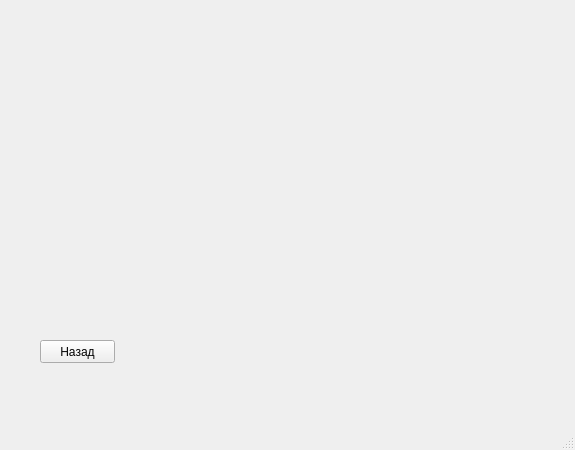
Before: the Qt Designer form data/AmazingQuestSettings.ui in hecker0makhambet/PyQt_Project, drawn with Qt 5.
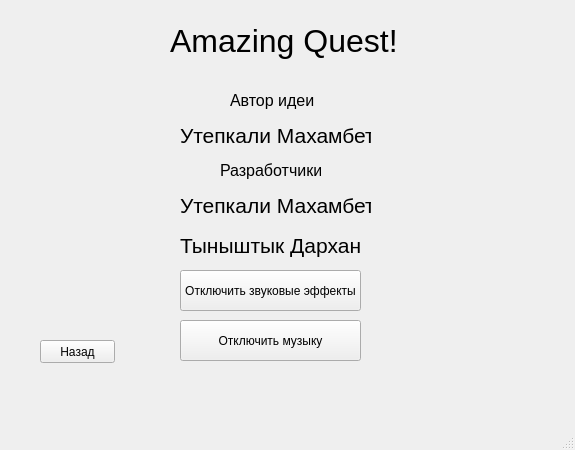
After: the same form once the commit is applied.

Commit message: Почти закончил квест Добавил некоторые звуковые эффекты Нужно добавить задний фон Нужно добавить саундтрек Нужно написать комментарий Нужно добавить оставшиеся звуковые эффекты: Первая игра(звук поимки НЛО) Вторая игра(звук столкновения змейки, звук поедания еды)

The edit to the form file:
```diff
--- a/data/AmazingQuestSettings.ui
+++ b/data/AmazingQuestSettings.ui
@@ -27,6 +27,158 @@
      <string>Назад</string>
     </property>
    </widget>
+   <widget class="QLabel" name="label">
+    <property name="geometry">
+     <rect>
+      <x>170</x>
+      <y>10</y>
+      <width>231</width>
+      <height>61</height>
+     </rect>
+    </property>
+    <property name="font">
+     <font>
+      <pointsize>24</pointsize>
+     </font>
+    </property>
+    <property name="toolTip">
+     <string>&lt;html&gt;&lt;head/&gt;&lt;body&gt;&lt;p align=&quot;center&quot;&gt;&lt;br/&gt;&lt;/p&gt;&lt;/body&gt;&lt;/html&gt;</string>
+    </property>
+    <property name="text">
+     <string>Amazing Quest!</string>
+    </property>
+   </widget>
+   <widget class="QPushButton" name="btn_sounds">
+    <property name="geometry">
+     <rect>
+      <x>180</x>
+      <y>270</y>
+      <width>181</width>
+      <height>41</height>
+     </rect>
+    </property>
+    <property name="text">
+     <string>Отключить звуковые эффекты</string>
+    </property>
+   </widget>
+   <widget class="QPushButton" name="btn_soundtrack">
+    <property name="geometry">
+     <rect>
+      <x>180</x>
+      <y>320</y>
+      <width>181</width>
+      <height>41</height>
+     </rect>
+    </property>
+    <property name="text">
+     <string>Отключить музыку</string>
+    </property>
+   </widget>
+   <widget class="QLabel" name="label_2">
+    <property name="geometry">
+     <rect>
+      <x>230</x>
+      <y>90</y>
+      <width>91</width>
+      <height>21</height>
+     </rect>
+    </property>
+    <property name="font">
+     <font>
+      <pointsize>12</pointsize>
+     </font>
+    </property>
+    <property name="toolTip">
+     <string>&lt;html&gt;&lt;head/&gt;&lt;body&gt;&lt;p align=&quot;center&quot;&gt;&lt;br/&gt;&lt;/p&gt;&lt;/body&gt;&lt;/html&gt;</string>
+    </property>
+    <property name="text">
+     <string>Автор идеи</string>
+    </property>
+   </widget>
+   <widget class="QLabel" name="label_3">
+    <property name="geometry">
+     <rect>
+      <x>180</x>
+      <y>120</y>
+      <width>191</width>
+      <height>31</height>
+     </rect>
+    </property>
+    <property name="font">
+     <font>
+      <pointsize>16</pointsize>
+     </font>
+    </property>
+    <property name="toolTip">
+     <string>&lt;html&gt;&lt;head/&gt;&lt;body&gt;&lt;p align=&quot;center&quot;&gt;&lt;br/&gt;&lt;/p&gt;&lt;/body&gt;&lt;/html&gt;</string>
+    </property>
+    <property name="text">
+     <string>Утепкали Махамбет</string>
+    </property>
+   </widget>
+   <widget class="QLabel" name="label_4">
+    <property name="geometry">
+     <rect>
+      <x>220</x>
+      <y>160</y>
+      <width>101</width>
+      <height>21</height>
+     </rect>
+    </property>
+    <property name="font">
+     <font>
+      <pointsize>12</pointsize>
+     </font>
+    </property>
+    <property name="toolTip">
+     <string>&lt;html&gt;&lt;head/&gt;&lt;body&gt;&lt;p align=&quot;center&quot;&gt;&lt;br/&gt;&lt;/p&gt;&lt;/body&gt;&lt;/html&gt;</string>
+    </property>
+    <property name="text">
+     <string>Разработчики</string>
+    </property>
+   </widget>
+   <widget class="QLabel" name="label_5">
+    <property name="geometry">
+     <rect>
+      <x>180</x>
+      <y>190</y>
+      <width>191</width>
+      <height>31</height>
+     </rect>
+    </property>
+    <property name="font">
+     <font>
+      <pointsize>16</pointsize>
+     </font>
+    </property>
+    <property name="toolTip">
+     <string>&lt;html&gt;&lt;head/&gt;&lt;body&gt;&lt;p align=&quot;center&quot;&gt;&lt;br/&gt;&lt;/p&gt;&lt;/body&gt;&lt;/html&gt;</string>
+    </property>
+    <property name="text">
+     <string>Утепкали Махамбет</string>
+    </property>
+   </widget>
+   <widget class="QLabel" name="label_6">
+    <property name="geometry">
+     <rect>
+      <x>180</x>
+      <y>230</y>
+      <width>191</width>
+      <height>31</height>
+     </rect>
+    </property>
+    <property name="font">
+     <font>
+      <pointsize>16</pointsize>
+     </font>
+    </property>
+    <property name="toolTip">
+     <string>&lt;html&gt;&lt;head/&gt;&lt;body&gt;&lt;p align=&quot;center&quot;&gt;&lt;br/&gt;&lt;/p&gt;&lt;/body&gt;&lt;/html&gt;</string>
+    </property>
+    <property name="text">
+     <string>Тыныштык Дархан</string>
+    </property>
+   </widget>
   </widget>
   <widget class="QMenuBar" name="menubar">
    <property name="geometry">
```
The commit also changes 69 other files.
